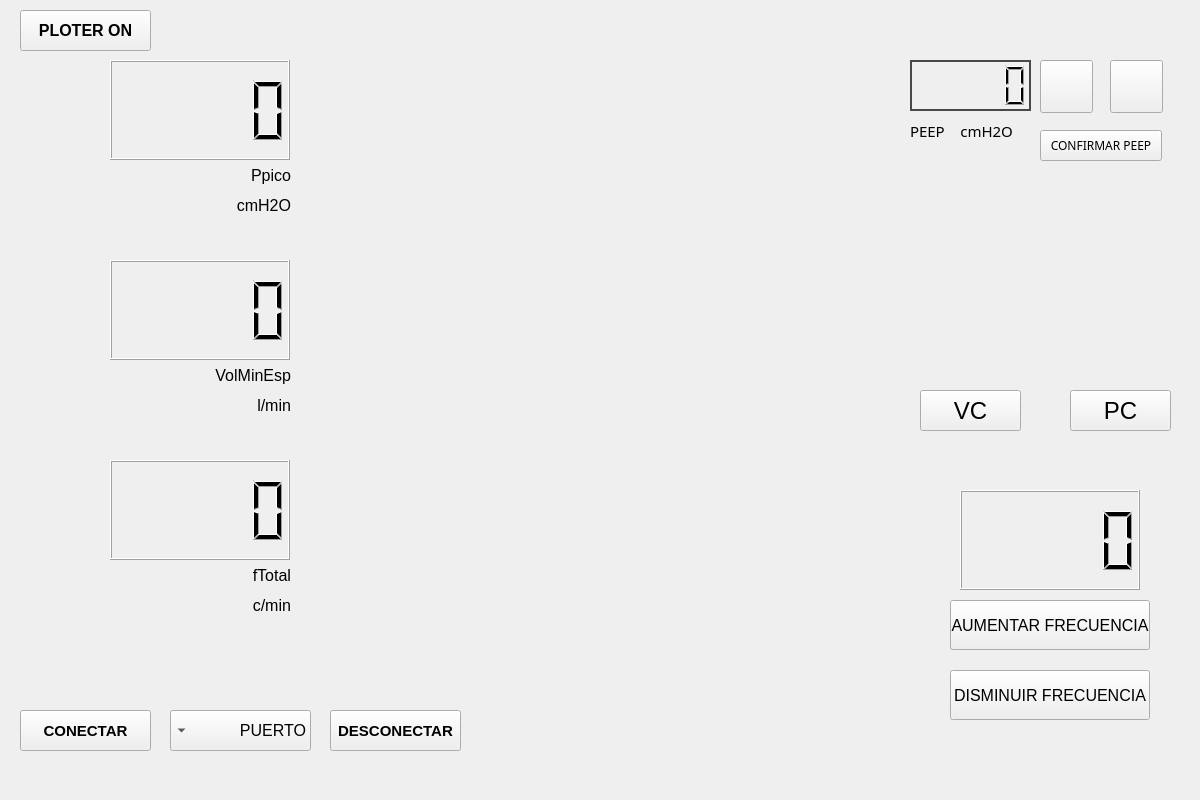
Before: the Qt Designer form diseño_gui.ui in 1PYTHON1/Interfaz_Grafica_Ventilador_Mecanico_PyQt5, drawn with Qt 5.
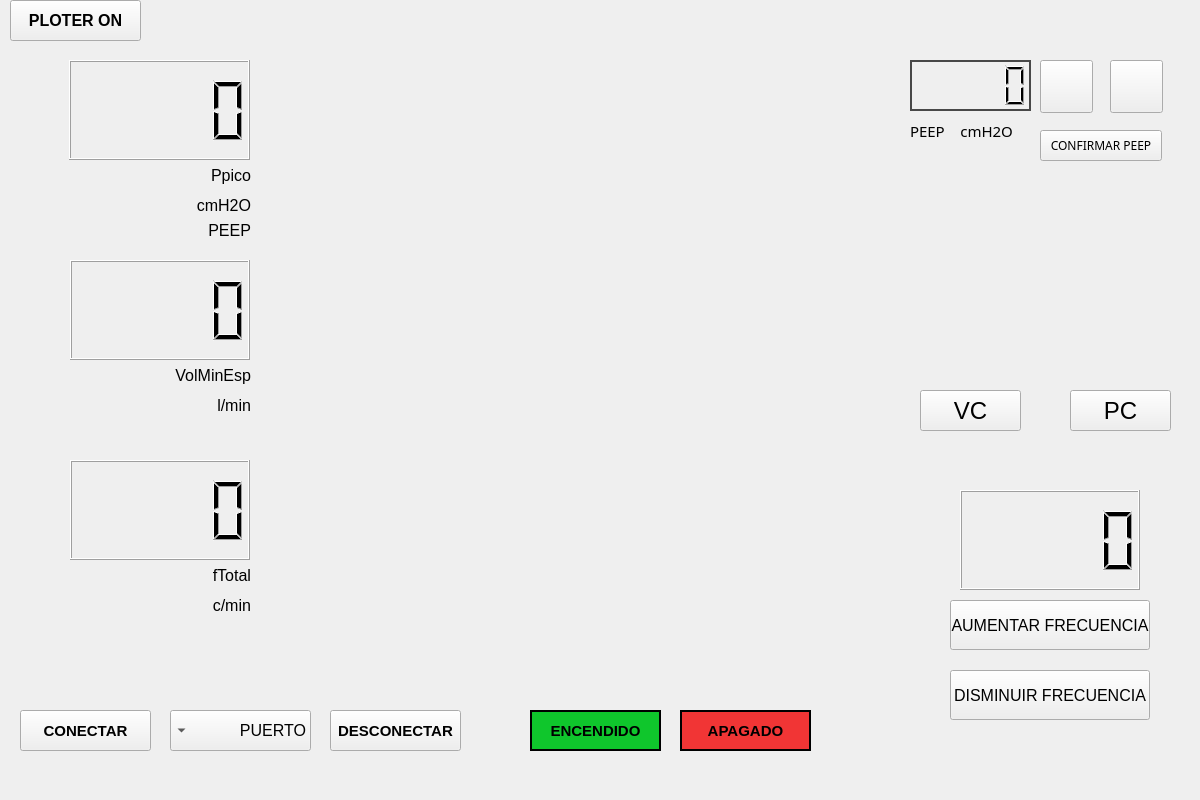
After: the same form once the commit is applied. Icons and pictures are not drawn.

Commit message:
Se agrega enviar datos y PEEP
Se crea una funcion para enviar datos a arduino , cambiar la frecuencia, se agrega la funcionalidad para incrementar y decrementar el PEEP

Patch:
```diff
--- a/diseño_gui.ui
+++ b/diseño_gui.ui
@@ -31,9 +31,9 @@
    <widget class="QWidget" name="signal_1" native="true">
     <property name="geometry">
      <rect>
-      <x>300</x>
+      <x>269</x>
       <y>60</y>
-      <width>600</width>
+      <width>631</width>
       <height>200</height>
      </rect>
     </property>
@@ -42,7 +42,7 @@
       <rect>
        <x>0</x>
        <y>0</y>
-       <width>591</width>
+       <width>631</width>
        <height>191</height>
       </rect>
      </property>
@@ -52,9 +52,9 @@
    <widget class="QWidget" name="signal_2" native="true">
     <property name="geometry">
      <rect>
-      <x>300</x>
+      <x>269</x>
       <y>260</y>
-      <width>600</width>
+      <width>631</width>
       <height>200</height>
      </rect>
     </property>
@@ -63,7 +63,7 @@
       <rect>
        <x>0</x>
        <y>0</y>
-       <width>591</width>
+       <width>631</width>
        <height>191</height>
       </rect>
      </property>
@@ -91,9 +91,9 @@
    <widget class="QWidget" name="signal_3" native="true">
     <property name="geometry">
      <rect>
-      <x>300</x>
+      <x>269</x>
       <y>460</y>
-      <width>600</width>
+      <width>631</width>
       <height>200</height>
      </rect>
     </property>
@@ -102,7 +102,7 @@
       <rect>
        <x>0</x>
        <y>0</y>
-       <width>591</width>
+       <width>631</width>
        <height>191</height>
       </rect>
      </property>
@@ -166,9 +166,9 @@
    <widget class="QLCDNumber" name="lcdNumber_presion">
     <property name="geometry">
      <rect>
-      <x>110</x>
+      <x>69</x>
       <y>60</y>
-      <width>180</width>
+      <width>181</width>
       <height>100</height>
      </rect>
     </property>
@@ -176,7 +176,7 @@
    <widget class="QLCDNumber" name="lcdNumber_flujo">
     <property name="geometry">
      <rect>
-      <x>110</x>
+      <x>70</x>
       <y>260</y>
       <width>180</width>
       <height>100</height>
@@ -186,7 +186,7 @@
    <widget class="QLCDNumber" name="lcdNumber_volumen">
     <property name="geometry">
      <rect>
-      <x>110</x>
+      <x>70</x>
       <y>460</y>
       <width>180</width>
       <height>100</height>
@@ -196,7 +196,7 @@
    <widget class="QLabel" name="label">
     <property name="geometry">
      <rect>
-      <x>240</x>
+      <x>200</x>
       <y>160</y>
       <width>51</width>
       <height>31</height>
@@ -217,7 +217,7 @@
    <widget class="QLabel" name="label_2">
     <property name="geometry">
      <rect>
-      <x>230</x>
+      <x>190</x>
       <y>190</y>
       <width>61</width>
       <height>31</height>
@@ -238,7 +238,7 @@
    <widget class="QLabel" name="label_3">
     <property name="geometry">
      <rect>
-      <x>230</x>
+      <x>190</x>
       <y>390</y>
       <width>61</width>
       <height>31</height>
@@ -259,7 +259,7 @@
    <widget class="QLabel" name="label_4">
     <property name="geometry">
      <rect>
-      <x>200</x>
+      <x>160</x>
       <y>360</y>
       <width>91</width>
       <height>31</height>
@@ -280,7 +280,7 @@
    <widget class="QLabel" name="label_5">
     <property name="geometry">
      <rect>
-      <x>230</x>
+      <x>190</x>
       <y>560</y>
       <width>61</width>
       <height>31</height>
@@ -301,7 +301,7 @@
    <widget class="QLabel" name="label_6">
     <property name="geometry">
      <rect>
-      <x>230</x>
+      <x>190</x>
       <y>590</y>
       <width>61</width>
       <height>31</height>
@@ -417,8 +417,8 @@
    <widget class="QPushButton" name="pushButton_sincronizar_datos">
     <property name="geometry">
      <rect>
-      <x>20</x>
-      <y>10</y>
+      <x>10</x>
+      <y>0</y>
       <width>131</width>
       <height>41</height>
      </rect>
@@ -558,6 +558,114 @@
      <set>Qt::AlignLeading|Qt::AlignLeft|Qt::AlignVCenter</set>
     </property>
    </widget>
+   <widget class="QLabel" name="label_7">
+    <property name="geometry">
+     <rect>
+      <x>200</x>
+      <y>220</y>
+      <width>51</width>
+      <height>21</height>
+     </rect>
+    </property>
+    <property name="font">
+     <font>
+      <pointsize>12</pointsize>
+     </font>
+    </property>
+    <property name="text">
+     <string>PEEP</string>
+    </property>
+    <property name="alignment">
+     <set>Qt::AlignRight|Qt::AlignTrailing|Qt::AlignVCenter</set>
+    </property>
+   </widget>
+   <widget class="QLabel" name="label_peep_actual">
+    <property name="geometry">
+     <rect>
+      <x>100</x>
+      <y>220</y>
+      <width>101</width>
+      <height>21</height>
+     </rect>
+    </property>
+    <property name="font">
+     <font>
+      <pointsize>12</pointsize>
+     </font>
+    </property>
+    <property name="text">
+     <string/>
+    </property>
+    <property name="alignment">
+     <set>Qt::AlignRight|Qt::AlignTrailing|Qt::AlignVCenter</set>
+    </property>
+   </widget>
+   <widget class="QPushButton" name="pushButton_encender_vm">
+    <property name="geometry">
+     <rect>
+      <x>530</x>
+      <y>710</y>
+      <width>131</width>
+      <height>41</height>
+     </rect>
+    </property>
+    <property name="font">
+     <font>
+      <pointsize>11</pointsize>
+      <weight>75</weight>
+      <bold>true</bold>
+     </font>
+    </property>
+    <property name="styleSheet">
+     <string notr="true">#pushButton_encender_vm{
+background: #0FC62C;
+border: 2px solid #000000;}
+
+#pushButton_encender_vm:hover
+{
+background-color: rgb(78, 234, 0);
+color: rgb(255, 255, 255);
+border: 2px solid rgb(255, 255, 255);
+
+}</string>
+    </property>
+    <property name="text">
+     <string>ENCENDIDO</string>
+    </property>
+   </widget>
+   <widget class="QPushButton" name="pushButton_apagar_vm">
+    <property name="geometry">
+     <rect>
+      <x>680</x>
+      <y>710</y>
+      <width>131</width>
+      <height>41</height>
+     </rect>
+    </property>
+    <property name="font">
+     <font>
+      <pointsize>11</pointsize>
+      <weight>75</weight>
+      <bold>true</bold>
+     </font>
+    </property>
+    <property name="styleSheet">
+     <string notr="true">#pushButton_apagar_vm{
+background: #F13535;
+border: 2px solid #000000;}
+
+#pushButton_apagar_vm:hover
+{
+background-color: rgb(255, 0, 0);
+color: rgb(255, 255, 255);
+border: 2px solid rgb(255, 255, 255);
+
+}</string>
+    </property>
+    <property name="text">
+     <string>APAGADO</string>
+    </property>
+   </widget>
   </widget>
   <widget class="QMenuBar" name="menubar">
    <property name="geometry">
```
Left out of the diff: 2 changed lines with no effect on the pictures. The commit also changes 4 other files.
